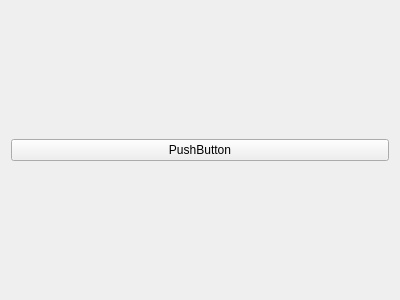
Before: the Qt Designer form View/frontend/UI/dual_motor.ui in FranciscoGauna/Microscopy-Program, drawn with Qt 5.
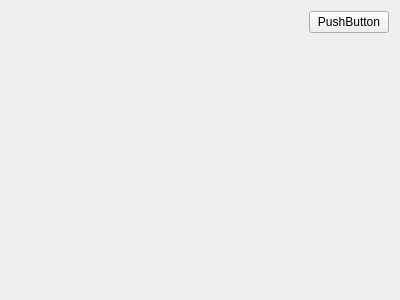
After: the same form once the commit is applied.

Diff of the .ui file:
```diff
--- a/View/frontend/UI/dual_motor.ui
+++ b/View/frontend/UI/dual_motor.ui
@@ -14,7 +14,7 @@
    <string>Form</string>
   </property>
   <layout class="QGridLayout" name="gridLayout">
-   <item row="0" column="0">
+   <item row="1" column="0">
     <layout class="QHBoxLayout" name="horizontalLayout">
      <item>
       <layout class="QVBoxLayout" name="x_motor_lt"/>
@@ -22,8 +22,23 @@
      <item>
       <layout class="QVBoxLayout" name="y_motor_lt"/>
      </item>
+    </layout>
+   </item>
+   <item row="2" column="0">
+    <layout class="QHBoxLayout" name="horizontalLayout_2">
      <item>
-      <layout class="QVBoxLayout" name="button_motor_lt">
+      <spacer name="horizontalSpacer">
+       <property name="orientation">
+        <enum>Qt::Horizontal</enum>
+       </property>
+       <property name="sizeHint" stdset="0">
+        <size>
+         <width>40</width>
+         <height>5</height>
+        </size>
+       </property>
+      </spacer>
+     </item>
        <item>
         <widget class="QPushButton" name="move_button">
          <property name="text">
@@ -33,7 +48,18 @@
        </item>
       </layout>
      </item>
-    </layout>
+   <item row="3" column="0">
+    <spacer name="verticalSpacer">
+     <property name="orientation">
+      <enum>Qt::Vertical</enum>
+     </property>
+     <property name="sizeHint" stdset="0">
+      <size>
+       <width>20</width>
+       <height>40</height>
+      </size>
+     </property>
+    </spacer>
    </item>
   </layout>
  </widget>
```
Lines whose indentation alone changed are shown as unchanged.
